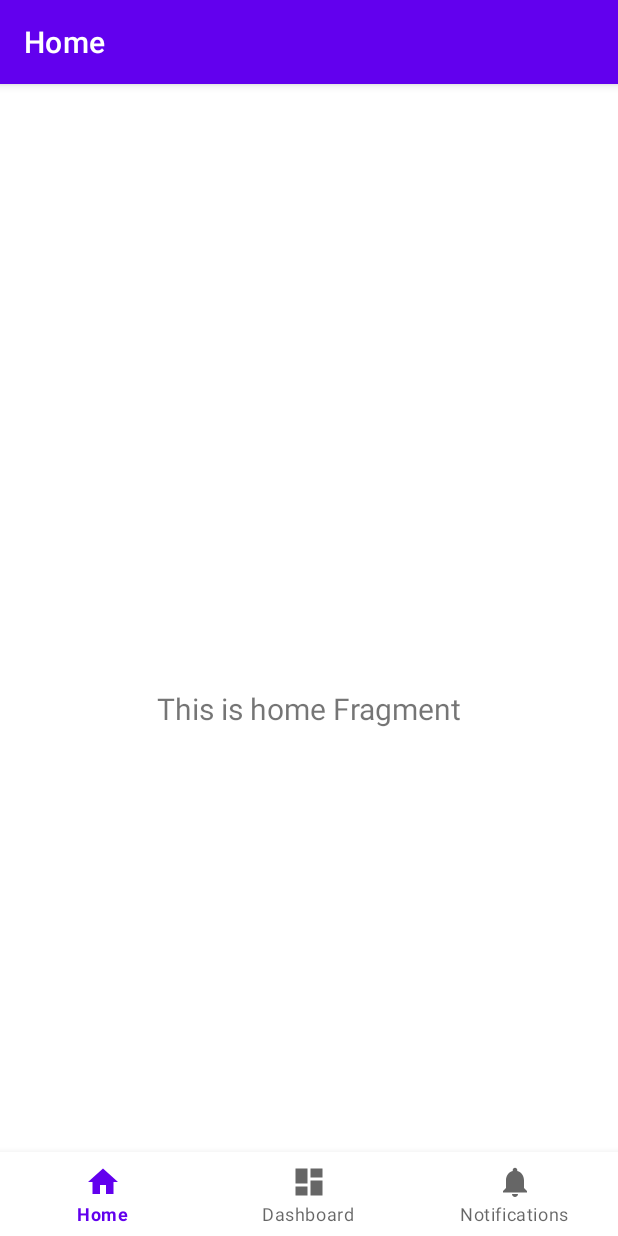
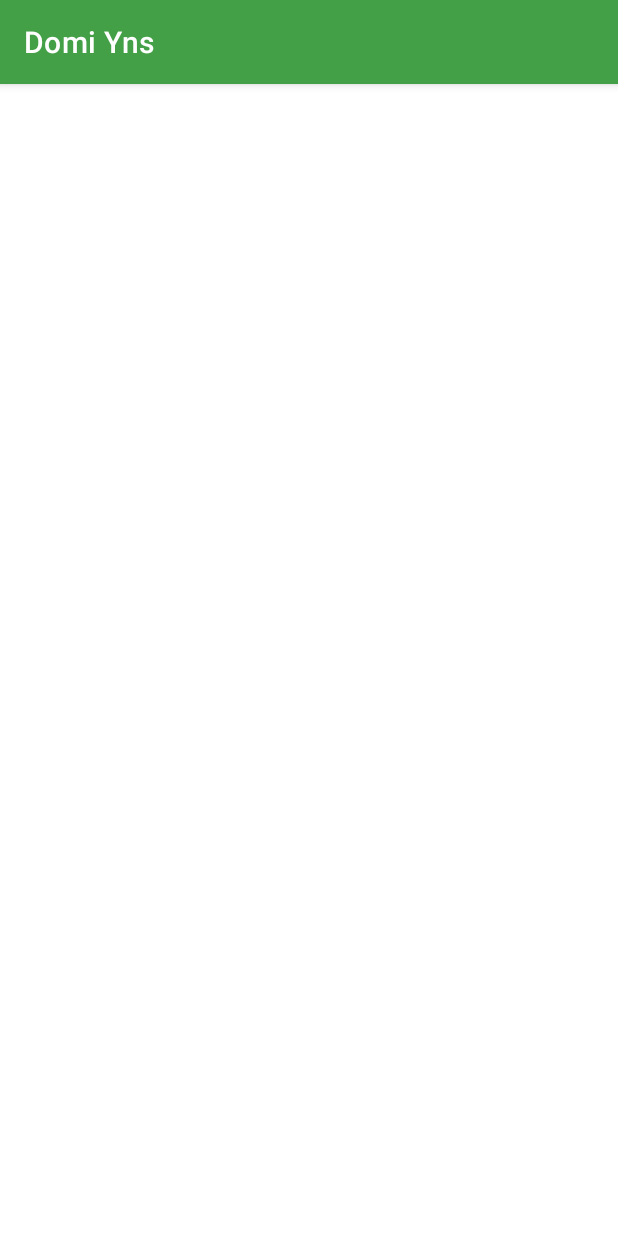
Before and after one commit to Domiynsbelhanda/android_jetPack, an Android app: the screen it shows after launch (MainActivity before the commit, SplashActivity after it), on a phone screen of 412 x 824 dp. Run offline under Robolectric (Android 15) with nearby library versions, the phone set to English and light mode, and no system bars; 3 statements that could not run were skipped.

Commit message:
Splash Screen config oklm

```diff
--- a/app/build.gradle
+++ b/app/build.gradle
@@ -30,6 +30,9 @@ android {
     kotlinOptions {
         jvmTarget = '1.8'
     }
+    buildFeatures{
+        viewBinding true
+    }
 }
 
 dependencies {
--- /dev/null
+++ b/app/src/main/java/com/example/android_jetpack/SplashActivity.kt
@@ -0,0 +1,29 @@
+package com.example.android_jetpack
+
+import android.os.Build
+import androidx.appcompat.app.AppCompatActivity
+import android.os.Bundle
+import android.view.WindowInsets
+import android.view.WindowManager
+import com.example.android_jetpack.databinding.ActivitySplashBinding
+
+class SplashActivity : AppCompatActivity() {
+    override fun onCreate(savedInstanceState: Bundle?) {
+        super.onCreate(savedInstanceState)
+
+        val splashBinding: ActivitySplashBinding = ActivitySplashBinding.inflate(layoutInflater);
+        setContentView(splashBinding.root)
+
+        if(Build.VERSION.SDK_INT >= Build.VERSION_CODES.R){
+            window.insetsController?.hide(WindowInsets.Type.statusBars())
+        } else {
+            @Suppress("DEPRECATION")
+            window.setFlags(
+                WindowManager.LayoutParams.FLAG_FULLSCREEN,
+                WindowManager.LayoutParams.FLAG_FULLSCREEN
+            )
+        }
+
+        //splashBinding.tvAppName.text = "Hello world"
+    }
+}
--- a/app/src/main/res/values-night/themes.xml
+++ b/app/src/main/res/values-night/themes.xml
@@ -2,12 +2,12 @@
     <!-- Base application theme. -->
     <style name="Theme.Android_jetPack" parent="Theme.MaterialComponents.DayNight.DarkActionBar">
         <!-- Primary brand color. -->
-        <item name="colorPrimary">@color/purple_200</item>
-        <item name="colorPrimaryVariant">@color/purple_700</item>
+        <item name="colorPrimary">@color/primaryLightColor</item>
+        <item name="colorPrimaryVariant">@color/primaryColor</item>
         <item name="colorOnPrimary">@color/black</item>
         <!-- Secondary brand color. -->
-        <item name="colorSecondary">@color/teal_200</item>
-        <item name="colorSecondaryVariant">@color/teal_200</item>
+        <item name="colorSecondary">@color/secondaryLightColor</item>
+        <item name="colorSecondaryVariant">@color/secondaryColor</item>
         <item name="colorOnSecondary">@color/black</item>
         <!-- Status bar color. -->
         <item name="android:statusBarColor" tools:targetApi="l">?attr/colorPrimaryVariant</item>
--- a/app/src/main/res/values/colors.xml
+++ b/app/src/main/res/values/colors.xml
@@ -7,4 +7,14 @@
     <color name="teal_700">#FF018786</color>
     <color name="black">#FF000000</color>
     <color name="white">#FFFFFFFF</color>
+
+    <color name="primaryColor">#43a047</color>
+    <color name="primaryLightColor">#76d275</color>
+    <color name="primaryDarkColor">#00701a</color>
+    <color name="primaryTextColor">#000000</color>
+
+    <color name="secondaryColor">#81c784</color>
+    <color name="secondaryLightColor">#b2fab4</color>
+    <color name="secondaryDarkColor">#519657</color>
+    <color name="secondaryTextColor">#000000</color>
 </resources>
--- a/app/src/main/res/values/strings.xml
+++ b/app/src/main/res/values/strings.xml
@@ -1,6 +1,7 @@
 <resources>
-    <string name="app_name">android_jetPack</string>
+    <string name="app_name">Domi Yns</string>
     <string name="title_home">Home</string>
+    <string name="splash_screen_title">Domi Yns</string>
     <string name="title_dashboard">Dashboard</string>
     <string name="title_notifications">Notifications</string>
 </resources>
--- a/app/src/main/res/values/themes.xml
+++ b/app/src/main/res/values/themes.xml
@@ -2,12 +2,12 @@
     <!-- Base application theme. -->
     <style name="Theme.Android_jetPack" parent="Theme.MaterialComponents.DayNight.DarkActionBar">
         <!-- Primary brand color. -->
-        <item name="colorPrimary">@color/purple_500</item>
-        <item name="colorPrimaryVariant">@color/purple_700</item>
+        <item name="colorPrimary">@color/primaryColor</item>
+        <item name="colorPrimaryVariant">@color/primaryDarkColor</item>
         <item name="colorOnPrimary">@color/white</item>
         <!-- Secondary brand color. -->
-        <item name="colorSecondary">@color/teal_200</item>
-        <item name="colorSecondaryVariant">@color/teal_700</item>
+        <item name="colorSecondary">@color/secondaryColor</item>
+        <item name="colorSecondaryVariant">@color/secondaryDarkColor</item>
         <item name="colorOnSecondary">@color/black</item>
         <!-- Status bar color. -->
         <item name="android:statusBarColor" tools:targetApi="l">?attr/colorPrimaryVariant</item>
```
Also changed, not shown: app/src/main/AndroidManifest.xml (+6 -3 lines), app/src/main/res/layout/activity_splash.xml (added, +22 -0 lines), gradle/wrapper/gradle-wrapper.properties.
